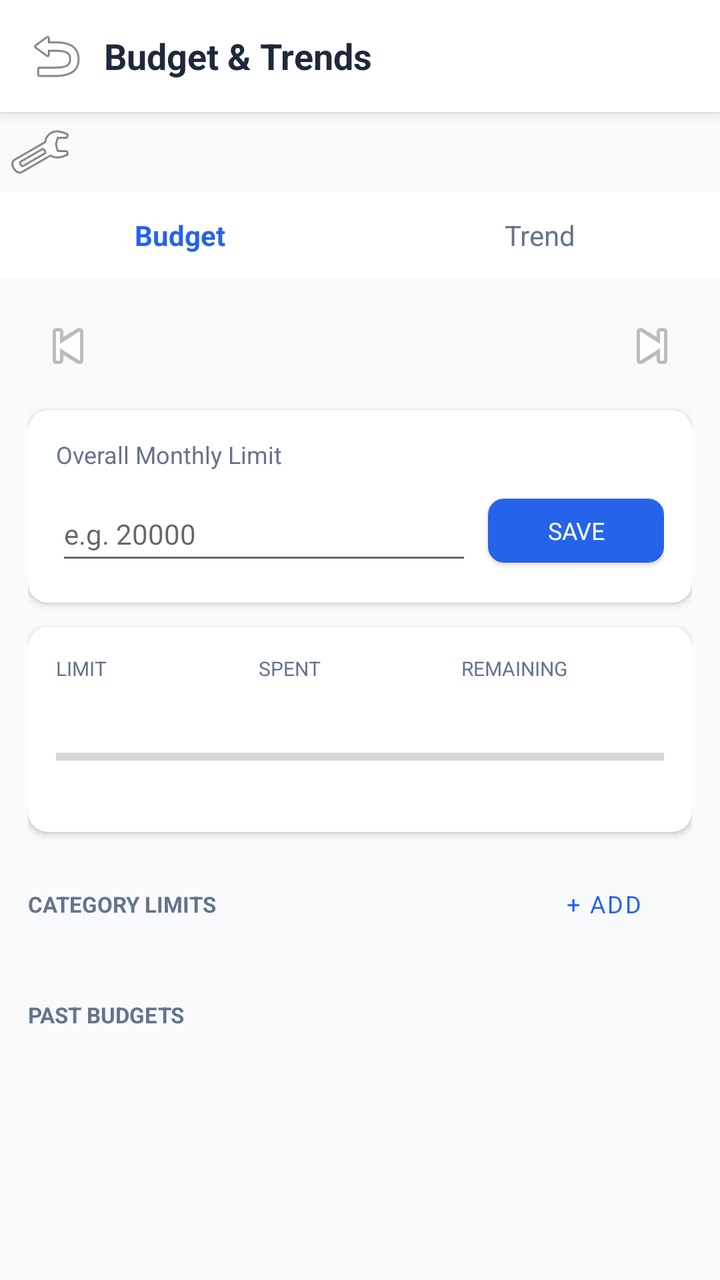
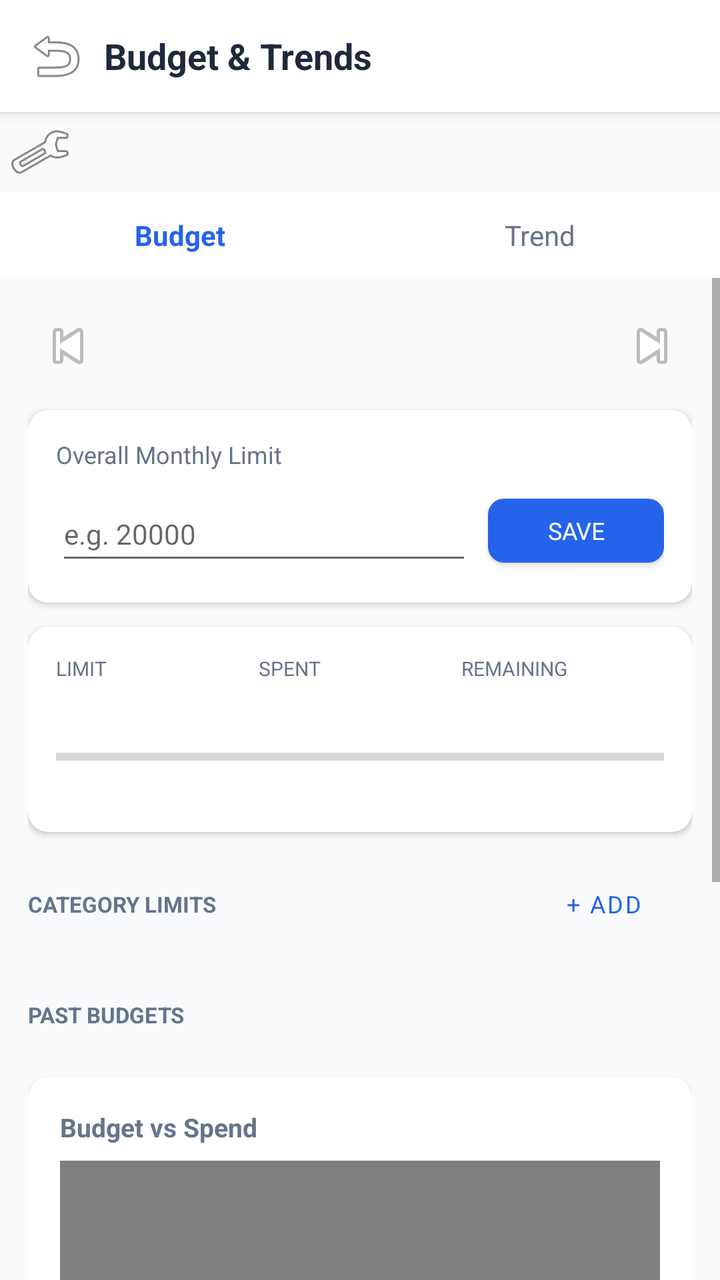

An Android layout rendered at two revisions. The XML below is the earlier revision; the diff shows what the commit changed to produce the second picture.
<!-- AndroidManifest.xml: application theme Theme.ExpenseOS -->
<!-- res/layout/activity_budget.xml -->
<?xml version="1.0" encoding="utf-8"?>
<LinearLayout xmlns:android="http://schemas.android.com/apk/res/android"
    android:layout_width="match_parent"
    android:layout_height="match_parent"
    android:background="@color/bg"
    android:orientation="vertical">

    
    <LinearLayout
        android:layout_width="match_parent"
        android:layout_height="56dp"
        android:background="@color/nav_bg"
        android:elevation="4dp"
        android:gravity="center_vertical"
        android:orientation="horizontal"
        android:paddingHorizontal="8dp">

        <ImageButton
            android:id="@+id/btnBudgetBack"
            android:layout_width="40dp"
            android:layout_height="40dp"
            android:background="?attr/selectableItemBackgroundBorderless"
            android:contentDescription="Back"
            android:src="@android:drawable/ic_menu_revert" />

        <TextView
            android:layout_width="0dp"
            android:layout_height="wrap_content"
            android:layout_weight="1"
            android:paddingStart="4dp"
            android:text="Budget &amp; Trends"
            android:textColor="@color/text"
            android:textSize="18sp"
            android:textStyle="bold" />
    </LinearLayout>
    
    <ImageButton
        android:id="@+id/btnConfigureBudget"
        android:layout_width="40dp"
        android:layout_height="40dp"
        android:background="?attr/selectableItemBackgroundBorderless"
        android:src="@android:drawable/ic_menu_manage"
        android:contentDescription="Configure Budget" />

    
    <LinearLayout
        android:layout_width="match_parent"
        android:layout_height="wrap_content"
        android:background="@color/nav_bg"
        android:orientation="horizontal">

        <TextView
            android:id="@+id/tabBudget"
            android:layout_width="0dp"
            android:layout_height="wrap_content"
            android:layout_weight="1"
            android:gravity="center"
            android:paddingVertical="12dp"
            android:text="Budget"
            android:textColor="@color/primary"
            android:textSize="14sp"
            android:textStyle="bold" />

        <TextView
            android:id="@+id/tabTrend"
            android:layout_width="0dp"
            android:layout_height="wrap_content"
            android:layout_weight="1"
            android:gravity="center"
            android:paddingVertical="12dp"
            android:text="Trend"
            android:textColor="@color/text_muted"
            android:textSize="14sp" />
    </LinearLayout>

    <ScrollView
        android:layout_width="match_parent"
        android:layout_height="match_parent">

        <LinearLayout
            android:layout_width="match_parent"
            android:layout_height="wrap_content"
            android:orientation="vertical"
            android:padding="14dp">

            
            <LinearLayout
                android:id="@+id/panelBudget"
                android:layout_width="match_parent"
                android:layout_height="wrap_content"
                android:orientation="vertical">

                
                <LinearLayout
                    android:layout_width="match_parent"
                    android:layout_height="wrap_content"
                    android:layout_marginBottom="12dp"
                    android:gravity="center_vertical"
                    android:orientation="horizontal">

                    <ImageButton
                        android:id="@+id/btnPrevMonth"
                        android:layout_width="40dp"
                        android:layout_height="40dp"
                        android:background="?attr/selectableItemBackgroundBorderless"
                        android:contentDescription="Previous month"
                        android:src="@android:drawable/ic_media_previous" />

                    <TextView
                        android:id="@+id/tvBudgetMonth"
                        android:layout_width="0dp"
                        android:layout_height="wrap_content"
                        android:layout_weight="1"
                        android:gravity="center"
                        android:textColor="@color/text"
                        android:textSize="16sp"
                        android:textStyle="bold" />

                    <ImageButton
                        android:id="@+id/btnNextMonth"
                        android:layout_width="40dp"
                        android:layout_height="40dp"
                        android:background="?attr/selectableItemBackgroundBorderless"
                        android:contentDescription="Next month"
                        android:src="@android:drawable/ic_media_next" />
                </LinearLayout>

                
                <androidx.cardview.widget.CardView xmlns:app="http://schemas.android.com/apk/res-auto"
                    android:layout_width="match_parent"
                    android:layout_height="wrap_content"
                    android:layout_marginBottom="12dp"
                    app:cardCornerRadius="10dp"
                    app:cardElevation="2dp">

                    <LinearLayout
                        android:layout_width="match_parent"
                        android:layout_height="wrap_content"
                        android:orientation="vertical"
                        android:padding="14dp">

                        <TextView
                            android:layout_width="wrap_content"
                            android:layout_height="wrap_content"
                            android:layout_marginBottom="8dp"
                            android:text="Overall Monthly Limit"
                            android:textColor="@color/text_muted"
                            android:textSize="12sp" />

                        <LinearLayout
                            android:layout_width="match_parent"
                            android:layout_height="wrap_content"
                            android:gravity="center_vertical"
                            android:orientation="horizontal">

                            <EditText
                                android:id="@+id/etOverallLimit"
                                android:layout_width="0dp"
                                android:layout_height="44dp"
                                android:layout_marginEnd="8dp"
                                android:layout_weight="1"
                                android:hint="e.g. 20000"
                                android:inputType="numberDecimal"
                                android:textSize="14sp" />

                            <Button
                                android:id="@+id/btnSaveOverallLimit"
                                style="@style/BtnPrimary"
                                android:layout_width="wrap_content"
                                android:layout_height="44dp"
                                android:paddingHorizontal="16dp"
                                android:text="Save"
                                android:textSize="12sp" />
                        </LinearLayout>
                    </LinearLayout>
                </androidx.cardview.widget.CardView>

                <TextView
                    android:id="@+id/noBudgetMsg"
                    android:layout_width="match_parent"
                    android:layout_height="wrap_content"
                    android:layout_marginBottom="12dp"
                    android:background="#FEF9C3"
                    android:padding="10dp"
                    android:text="No budget set for this month yet — set an overall limit above to get started."
                    android:textColor="@color/amber"
                    android:textSize="12sp"
                    android:visibility="gone" />

                
                <androidx.cardview.widget.CardView android:id="@+id/summaryCard"
                    xmlns:app="http://schemas.android.com/apk/res-auto"
                    android:layout_width="match_parent"
                    android:layout_height="wrap_content"
                    android:layout_marginBottom="12dp"
                    app:cardCornerRadius="10dp"
                    app:cardElevation="2dp">

                    <LinearLayout
                        android:layout_width="match_parent"
                        android:layout_height="wrap_content"
                        android:orientation="vertical"
                        android:padding="14dp">

                        <LinearLayout
                            android:layout_width="match_parent"
                            android:layout_height="wrap_content"
                            android:orientation="horizontal">

                            <LinearLayout
                                android:layout_width="0dp"
                                android:layout_height="wrap_content"
                                android:layout_weight="1"
                                android:orientation="vertical">

                                <TextView
                                    android:layout_width="wrap_content"
                                    android:layout_height="wrap_content"
                                    android:text="LIMIT"
                                    android:textColor="@color/text_muted"
                                    android:textSize="10sp" />

                                <TextView
                                    android:id="@+id/tvOverallLimitDisplay"
                                    android:layout_width="wrap_content"
                                    android:layout_height="wrap_content"
                                    android:textColor="@color/text"
                                    android:textSize="15sp"
                                    android:textStyle="bold" />
                            </LinearLayout>

                            <LinearLayout
                                android:layout_width="0dp"
                                android:layout_height="wrap_content"
                                android:layout_weight="1"
                                android:orientation="vertical">

                                <TextView
                                    android:layout_width="wrap_content"
                                    android:layout_height="wrap_content"
                                    android:text="SPENT"
                                    android:textColor="@color/text_muted"
                                    android:textSize="10sp" />

                                <TextView
                                    android:id="@+id/tvSpent"
                                    android:layout_width="wrap_content"
                                    android:layout_height="wrap_content"
                                    android:textColor="@color/red"
                                    android:textSize="15sp"
                                    android:textStyle="bold" />
                            </LinearLayout>

                            <LinearLayout
                                android:layout_width="0dp"
                                android:layout_height="wrap_content"
                                android:layout_weight="1"
                                android:orientation="vertical">

                                <TextView
                                    android:layout_width="wrap_content"
                                    android:layout_height="wrap_content"
                                    android:text="REMAINING"
                                    android:textColor="@color/text_muted"
                                    android:textSize="10sp" />

                                <TextView
                                    android:id="@+id/tvRemaining"
                                    android:layout_width="wrap_content"
                                    android:layout_height="wrap_content"
                                    android:textSize="15sp"
                                    android:textStyle="bold" />
                            </LinearLayout>
                        </LinearLayout>

                        <ProgressBar
                            android:id="@+id/pbOverall"
                            style="?android:attr/progressBarStyleHorizontal"
                            android:layout_width="match_parent"
                            android:layout_height="10dp"
                            android:layout_marginTop="12dp"
                            android:max="100" />

                        <TextView
                            android:id="@+id/tvUsedPct"
                            android:layout_width="match_parent"
                            android:layout_height="wrap_content"
                            android:layout_marginTop="4dp"
                            android:gravity="end"
                            android:textColor="@color/text_muted"
                            android:textSize="11sp" />
                    </LinearLayout>
                </androidx.cardview.widget.CardView>

                
                <LinearLayout
                    android:id="@+id/categorySection"
                    android:layout_width="match_parent"
                    android:layout_height="wrap_content"
                    android:layout_marginBottom="16dp"
                    android:orientation="vertical">

                    <LinearLayout
                        android:layout_width="match_parent"
                        android:layout_height="wrap_content"
                        android:layout_marginBottom="8dp"
                        android:gravity="center_vertical"
                        android:orientation="horizontal">

                        <TextView
                            android:layout_width="0dp"
                            android:layout_height="wrap_content"
                            android:layout_weight="1"
                            android:text="CATEGORY LIMITS"
                            android:textColor="@color/text_muted"
                            android:textSize="11sp"
                            android:textStyle="bold" />

                        <Button
                            android:id="@+id/btnAddCategoryBudget"
                            style="@style/Widget.MaterialComponents.Button.TextButton"
                            android:layout_width="wrap_content"
                            android:layout_height="wrap_content"
                            android:text="+ Add"
                            android:textSize="12sp" />
                    </LinearLayout>

                    <androidx.recyclerview.widget.RecyclerView
                        android:id="@+id/rvBudgetCategories"
                        android:layout_width="match_parent"
                        android:layout_height="wrap_content"
                        android:nestedScrollingEnabled="false" />
                </LinearLayout>

                
                <TextView
                    android:layout_width="wrap_content"
                    android:layout_height="wrap_content"
                    android:layout_marginBottom="8dp"
                    android:text="PAST BUDGETS"
                    android:textColor="@color/text_muted"
                    android:textSize="11sp"
                    android:textStyle="bold" />

                <androidx.recyclerview.widget.RecyclerView
                    android:id="@+id/rvPastBudgets"
                    android:layout_width="match_parent"
                    android:layout_height="wrap_content"
                    android:nestedScrollingEnabled="false" />
            </LinearLayout>

            
            <LinearLayout
                android:id="@+id/panelTrend"
                android:layout_width="match_parent"
                android:layout_height="wrap_content"
                android:orientation="vertical"
                android:visibility="gone">

                <Spinner
                    android:id="@+id/spTrendMonths"
                    android:layout_width="wrap_content"
                    android:layout_height="wrap_content"
                    android:layout_marginBottom="12dp" />

                <androidx.cardview.widget.CardView xmlns:app="http://schemas.android.com/apk/res-auto"
                    android:layout_width="match_parent"
                    android:layout_height="wrap_content"
                    android:layout_marginBottom="12dp"
                    app:cardCornerRadius="10dp"
                    app:cardElevation="2dp">

                    <LinearLayout
                        android:layout_width="match_parent"
                        android:layout_height="wrap_content"
                        android:orientation="vertical"
                        android:padding="10dp">

                        <TextView
                            android:layout_width="wrap_content"
                            android:layout_height="wrap_content"
                            android:layout_marginBottom="6dp"
                            android:paddingStart="4dp"
                            android:text="Income vs Expense"
                            android:textColor="@color/text_muted"
                            android:textSize="11sp"
                            android:textStyle="bold" />

                        <com.github.mikephil.charting.charts.BarChart
                            android:id="@+id/barMonthlyTrend"
                            android:layout_width="match_parent"
                            android:layout_height="240dp" />
                    </LinearLayout>
                </androidx.cardview.widget.CardView>

                <androidx.cardview.widget.CardView xmlns:app="http://schemas.android.com/apk/res-auto"
                    android:layout_width="match_parent"
                    android:layout_height="wrap_content"
                    app:cardCornerRadius="10dp"
                    app:cardElevation="2dp">

                    <LinearLayout
                        android:layout_width="match_parent"
                        android:layout_height="wrap_content"
                        android:orientation="vertical"
                        android:padding="10dp">

                        <TextView
                            android:layout_width="wrap_content"
                            android:layout_height="wrap_content"
                            android:layout_marginBottom="6dp"
                            android:paddingStart="4dp"
                            android:text="Spend by Category"
                            android:textColor="@color/text_muted"
                            android:textSize="11sp"
                            android:textStyle="bold" />

                        <com.github.mikephil.charting.charts.PieChart
                            android:id="@+id/pieCategoryTrend"
                            android:layout_width="match_parent"
                            android:layout_height="280dp" />
                    </LinearLayout>
                </androidx.cardview.widget.CardView>
            </LinearLayout>
        </LinearLayout>
    </ScrollView>
</LinearLayout>
<!-- resources referenced by this layout -->
<resources>
  <color name="amber">#D97706</color>
  <color name="bg">#F8FAFC</color>
  <color name="nav_bg">#FFFFFF</color>
  <color name="primary">#2563EB</color>
  <color name="red">#DC2626</color>
  <color name="text">#1E293B</color>
  <color name="text_muted">#64748B</color>
  <style name="BtnPrimary" parent="Widget.MaterialComponents.Button">
          <item name="backgroundTint">@color/primary</item>
          <item name="android:textColor">@color/white</item>
          <item name="cornerRadius">8dp</item>
          <item name="android:letterSpacing">0</item>
      </style>
  <style name="Theme.ExpenseOS" parent="Theme.MaterialComponents.Light.NoActionBar">
          <item name="colorPrimary">@color/primary</item>
          <item name="colorPrimaryDark">@color/primary_dark</item>
          <item name="colorAccent">@color/primary</item>
          <item name="android:windowBackground">@color/bg</item>
          <item name="android:fontFamily">sans-serif</item>
          <item name="android:statusBarColor">@color/primary_dark</item>
      </style>
  <color name="white">#FFFFFF</color>
  <color name="primary_dark">#1D4ED8</color>
</resources>

<!-- the commit's change to res/layout/activity_budget.xml (unified diff, before → after) -->
@@ -1,5 +1,6 @@
 <?xml version="1.0" encoding="utf-8"?>
 <LinearLayout xmlns:android="http://schemas.android.com/apk/res/android"
+    xmlns:app="http://schemas.android.com/apk/res-auto"
     android:layout_width="match_parent"
     android:layout_height="match_parent"
     android:background="@color/bg"
@@ -33,7 +34,7 @@
             android:textSize="18sp"
             android:textStyle="bold" />
     </LinearLayout>
-    
+
     <ImageButton
         android:id="@+id/btnConfigureBudget"
         android:layout_width="40dp"
@@ -422,6 +423,83 @@
                     </LinearLayout>
                 </androidx.cardview.widget.CardView>
             </LinearLayout>
+
+            
+            <androidx.cardview.widget.CardView
+                android:layout_width="match_parent"
+                android:layout_height="wrap_content"
+                android:layout_marginTop="16dp"
+                app:cardCornerRadius="10dp"
+                app:cardElevation="1dp">
+
+                <LinearLayout
+                    android:layout_width="match_parent"
+                    android:layout_height="wrap_content"
+                    android:orientation="vertical"
+                    android:padding="16dp">
+
+                    <TextView
+                        android:layout_width="wrap_content"
+                        android:layout_height="wrap_content"
+                        android:text="Budget vs Spend"
+                        android:textColor="@color/text_muted"
+                        android:textSize="13sp"
+                        android:textStyle="bold" />
+
+                    <com.github.mikephil.charting.charts.BarChart
+                        android:id="@+id/barBudgetVsSpend"
+                        android:layout_width="match_parent"
+                        android:layout_height="240dp"
+                        android:layout_marginTop="8dp" />
+
+                    <TextView
+                        android:id="@+id/tvAdherenceSummary"
+                        android:layout_width="match_parent"
+                        android:layout_height="wrap_content"
+                        android:layout_marginTop="12dp"
+                        android:textColor="@color/text"
+                        android:textSize="13sp" />
+
+                    <TextView
+                        android:id="@+id/tvAvgSpendVsCurrent"
+                        android:layout_width="match_parent"
+                        android:layout_height="wrap_content"
+                        android:layout_marginTop="4dp"
+                        android:textColor="@color/text_muted"
+                        android:textSize="12sp" />
+                </LinearLayout>
+            </androidx.cardview.widget.CardView>
+
+            
+            <androidx.cardview.widget.CardView xmlns:app="http://schemas.android.com/apk/res-auto"
+                android:layout_width="match_parent"
+                android:layout_height="wrap_content"
+                android:layout_marginTop="12dp"
+                app:cardCornerRadius="10dp"
+                app:cardElevation="1dp">
+
+                <LinearLayout
+                    android:layout_width="match_parent"
+                    android:layout_height="wrap_content"
+                    android:orientation="vertical"
+                    android:padding="16dp">
+
+                    <TextView
+                        android:layout_width="wrap_content"
+                        android:layout_height="wrap_content"
+                        android:text="This Month: Category Status"
+                        android:textColor="@color/text_muted"
+                        android:textSize="13sp"
+                        android:textStyle="bold" />
+
+                    <LinearLayout
+                        android:id="@+id/categoryStatusContainer"
+                        android:layout_width="match_parent"
+                        android:layout_height="wrap_content"
+                        android:layout_marginTop="8dp"
+                        android:orientation="vertical" />
+                </LinearLayout>
+            </androidx.cardview.widget.CardView>
         </LinearLayout>
     </ScrollView>
 </LinearLayout>
